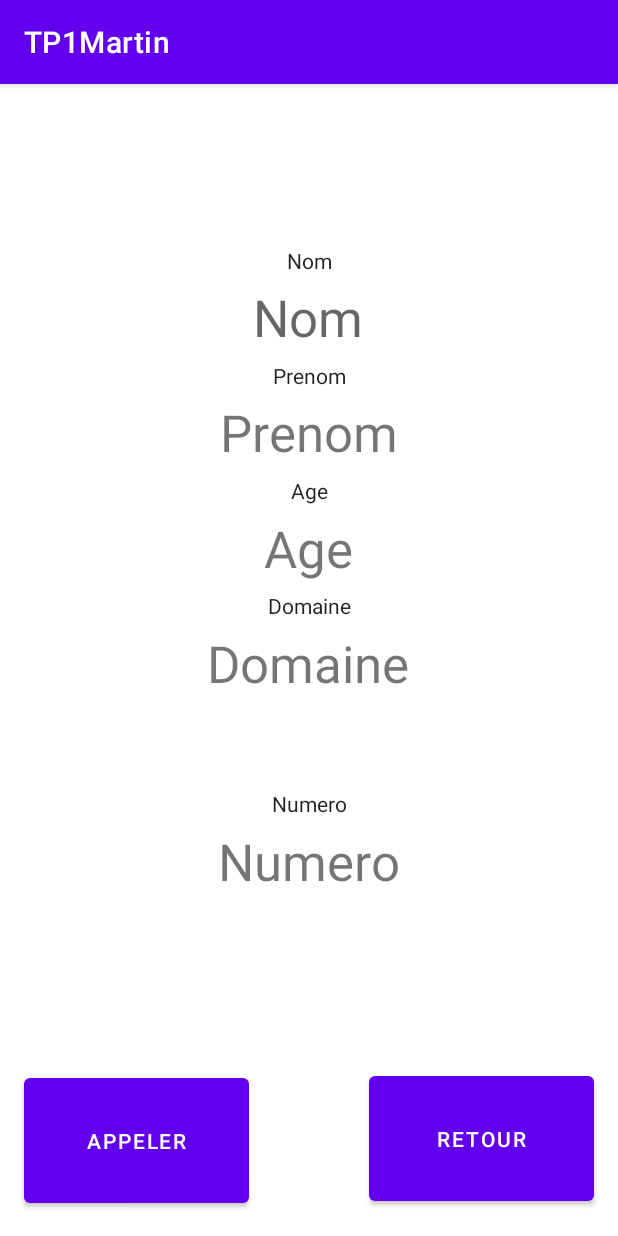
After one commit to MartinSanchezIut/Master1-GL-S2, an Android app: the ContactSheetActivity screen opened directly, with no data from a screen before it, on a phone screen of 412 x 824 dp. The commit adds this screen. Run offline under Robolectric (Android 15) with nearby library versions, the phone set to English and light mode, and no system bars; 5 statements that could not run were skipped.

Commit message:
Fin app call

```diff
--- /dev/null
+++ b/HAI811-DevMobile/TP1/app/src/main/java/fr/sanchez/devMobile/tp1/ContactSheetActivity.java
@@ -0,0 +1,59 @@
+package fr.sanchez.devMobile.tp1;
+
+import androidx.appcompat.app.AppCompatActivity;
+
+import android.content.Intent;
+import android.os.Bundle;
+import android.view.View;
+import android.widget.Button;
+import android.widget.EditText;
+import android.widget.TextView;
+
+public class ContactSheetActivity extends AppCompatActivity {
+
+    TextView nom, prenom, age, domaine, num;
+
+    @Override
+    protected void onCreate(Bundle savedInstanceState) {
+        super.onCreate(savedInstanceState);
+        setContentView(R.layout.activity_contact_sheet);
+
+        nom = (TextView) this.findViewById(R.id.nomLabel);
+        prenom = (TextView) this.findViewById(R.id.prenomLabel);
+        age = (TextView) this.findViewById(R.id.ageLabel);
+        num = (TextView) this.findViewById(R.id.numLabel);
+        domaine = (TextView) this.findViewById(R.id.domaineLabel);
+
+
+        Intent intent = getIntent();
+
+        Bundle extras = intent.getExtras();
+        System.out.println();
+        nom.setText(extras.getString("nom"));
+        prenom.setText(extras.getString("prenom"));
+        age.setText(extras.getString("age"));
+        num.setText(extras.getString("num"));
+        domaine.setText(extras.getString("domaine"));
+
+
+        Button call = (Button) this.findViewById(R.id.appeler) ;
+        Button retour = (Button) this.findViewById(R.id.retour) ;
+
+        call.setOnClickListener(new View.OnClickListener() {
+            @Override
+            public void onClick(View view) {
+                Intent intent = new Intent(ContactSheetActivity.this, CallMeActivity.class);
+                intent.putExtra("number", num.getText().toString()) ;
+                ContactSheetActivity.this.startActivity(intent);
+            }
+        });
+
+        retour.setOnClickListener(new View.OnClickListener() {
+            @Override
+            public void onClick(View view) {
+                Intent intent = new Intent(ContactSheetActivity.this, MainActivity.class);
+                ContactSheetActivity.this.startActivity(intent);
+            }
+        });
+    }
+}
--- /dev/null
+++ b/HAI811-DevMobile/TP1/app/src/main/res/layout/activity_contact_sheet.xml
@@ -0,0 +1,173 @@
+<?xml version="1.0" encoding="utf-8"?>
+<androidx.constraintlayout.widget.ConstraintLayout xmlns:android="http://schemas.android.com/apk/res/android"
+    xmlns:app="http://schemas.android.com/apk/res-auto"
+    xmlns:tools="http://schemas.android.com/tools"
+    android:layout_width="match_parent"
+    android:layout_height="match_parent"
+    tools:context=".ContactSheetActivity">
+
+    <TextView
+        android:id="@+id/nomLabel"
+        android:layout_width="250dp"
+        android:layout_height="50dp"
+        android:text="@string/nom"
+        android:textAlignment="center"
+        android:textAppearance="@style/TextAppearance.AppCompat.Display1"
+        android:textSize="34sp"
+        app:layout_constraintBottom_toBottomOf="parent"
+        app:layout_constraintEnd_toEndOf="parent"
+        app:layout_constraintHorizontal_bias="0.496"
+        app:layout_constraintStart_toStartOf="parent"
+        app:layout_constraintTop_toTopOf="parent"
+        app:layout_constraintVertical_bias="0.185" />
+
+    <TextView
+        android:id="@+id/nomLabel4"
+        android:layout_width="241dp"
+        android:layout_height="23dp"
+        android:text="@string/nom"
+        android:textAlignment="center"
+        android:textAppearance="@style/TextAppearance.AppCompat.Body1"
+        android:textSize="14sp"
+        app:layout_constraintBottom_toBottomOf="parent"
+        app:layout_constraintEnd_toEndOf="parent"
+        app:layout_constraintStart_toStartOf="parent"
+        app:layout_constraintTop_toTopOf="parent"
+        app:layout_constraintVertical_bias="0.145" />
+
+    <TextView
+        android:id="@+id/nomLabel5"
+        android:layout_width="241dp"
+        android:layout_height="23dp"
+        android:text="@string/prenom"
+        android:textAlignment="center"
+        android:textAppearance="@style/TextAppearance.AppCompat.Body1"
+        android:textSize="14sp"
+        app:layout_constraintBottom_toBottomOf="parent"
+        app:layout_constraintEnd_toEndOf="parent"
+        app:layout_constraintStart_toStartOf="parent"
+        app:layout_constraintTop_toTopOf="parent"
+        app:layout_constraintVertical_bias="0.248" />
+
+    <TextView
+        android:id="@+id/nomLabel6"
+        android:layout_width="241dp"
+        android:layout_height="23dp"
+        android:text="@string/age"
+        android:textAlignment="center"
+        android:textAppearance="@style/TextAppearance.AppCompat.Body1"
+        android:textSize="14sp"
+        app:layout_constraintBottom_toBottomOf="parent"
+        app:layout_constraintEnd_toEndOf="parent"
+        app:layout_constraintStart_toStartOf="parent"
+        app:layout_constraintTop_toTopOf="parent"
+        app:layout_constraintVertical_bias="0.351" />
+
+    <TextView
+        android:id="@+id/nomLabel7"
+        android:layout_width="241dp"
+        android:layout_height="23dp"
+        android:text="@string/domaine"
+        android:textAlignment="center"
+        android:textAppearance="@style/TextAppearance.AppCompat.Body1"
+        android:textSize="14sp"
+        app:layout_constraintBottom_toBottomOf="parent"
+        app:layout_constraintEnd_toEndOf="parent"
+        app:layout_constraintStart_toStartOf="parent"
+        app:layout_constraintTop_toTopOf="parent"
+        app:layout_constraintVertical_bias="0.454" />
+
+    <TextView
+        android:id="@+id/nomLabel8"
+        android:layout_width="241dp"
+        android:layout_height="23dp"
+        android:text="@string/num"
+        android:textAlignment="center"
+        android:textAppearance="@style/TextAppearance.AppCompat.Body1"
+        android:textSize="14sp"
+        app:layout_constraintBottom_toBottomOf="parent"
+        app:layout_constraintEnd_toEndOf="parent"
+        app:layout_constraintStart_toStartOf="parent"
+        app:layout_constraintTop_toTopOf="parent"
+        app:layout_constraintVertical_bias="0.631" />
+
+    <TextView
+        android:id="@+id/ageLabel"
+        android:layout_width="250dp"
+        android:layout_height="50dp"
+        android:text="@string/age"
+        android:textAlignment="center"
+        android:textSize="34sp"
+        app:layout_constraintBottom_toBottomOf="parent"
+        app:layout_constraintEnd_toEndOf="parent"
+        app:layout_constraintHorizontal_bias="0.496"
+        app:layout_constraintStart_toStartOf="parent"
+        app:layout_constraintTop_toTopOf="parent"
+        app:layout_constraintVertical_bias="0.399" />
+
+    <TextView
+        android:id="@+id/domaineLabel"
+        android:layout_width="250dp"
+        android:layout_height="50dp"
+        android:text="@string/domaine"
+        android:textAlignment="center"
+        android:textSize="34sp"
+        app:layout_constraintBottom_toBottomOf="parent"
+        app:layout_constraintEnd_toEndOf="parent"
+        app:layout_constraintHorizontal_bias="0.496"
+        app:layout_constraintStart_toStartOf="parent"
+        app:layout_constraintTop_toTopOf="parent"
+        app:layout_constraintVertical_bias="0.506" />
+
+    <TextView
+        android:id="@+id/numLabel"
+        android:layout_width="400dp"
+        android:layout_height="50dp"
+        android:text="@string/num"
+        android:textAlignment="center"
+        android:textSize="34sp"
+        app:layout_constraintBottom_toBottomOf="parent"
+        app:layout_constraintEnd_toEndOf="parent"
+        app:layout_constraintHorizontal_bias="0.454"
+        app:layout_constraintStart_toStartOf="parent"
+        app:layout_constraintTop_toTopOf="parent"
+        app:layout_constraintVertical_bias="0.69" />
+
+    <TextView
+        android:id="@+id/prenomLabel"
+        android:layout_width="250dp"
+        android:layout_height="50dp"
+        android:text="@string/prenom"
+        android:textAlignment="center"
+        android:textSize="34sp"
+        app:layout_constraintBottom_toBottomOf="parent"
+        app:layout_constraintEnd_toEndOf="parent"
+        app:layout_constraintHorizontal_bias="0.496"
+        app:layout_constraintStart_toStartOf="parent"
+        app:layout_constraintTop_toTopOf="parent"
+        app:layout_constraintVertical_bias="0.292" />
+
+    <Button
+        android:id="@+id/appeler"
+        android:layout_width="150dp"
+        android:layout_height="95dp"
+        android:text="@string/call"
+        app:layout_constraintBottom_toBottomOf="parent"
+        app:layout_constraintEnd_toEndOf="parent"
+        app:layout_constraintHorizontal_bias="0.061"
+        app:layout_constraintStart_toStartOf="parent"
+        app:layout_constraintTop_toTopOf="parent"
+        app:layout_constraintVertical_bias="0.976" />
+
+    <Button
+        android:id="@+id/retour"
+        android:layout_width="150dp"
+        android:layout_height="95dp"
+        android:text="@string/retour"
+        app:layout_constraintBottom_toBottomOf="parent"
+        app:layout_constraintEnd_toEndOf="parent"
+        app:layout_constraintHorizontal_bias="0.938"
+        app:layout_constraintStart_toStartOf="parent"
+        app:layout_constraintTop_toTopOf="parent"
+        app:layout_constraintVertical_bias="0.974" />
+</androidx.constraintlayout.widget.ConstraintLayout>
--- a/HAI811-DevMobile/TP1/app/src/main/res/values/strings.xml
+++ b/HAI811-DevMobile/TP1/app/src/main/res/values/strings.xml
@@ -1,5 +1,5 @@
 <resources>
-    <string name="app_name">TP1</string>
+    <string name="app_name">TP1Martin</string>
     <string name="nom">Nom</string>
     <string name="prenom">Prenom</string>
     <string name="age">Age</string>
@@ -9,4 +9,6 @@
     <string name="alertDialog">Vous validez ces informations ?</string>
     <string name="oui">Oui</string>
     <string name="non">Non</string>
+    <string name="retour">Retour</string>
+    <string name="call">Appeler</string>
 </resources>
```
Also changed, not shown: HAI811-DevMobile/TP1/app/src/main/AndroidManifest.xml (+6 -1 lines), HAI811-DevMobile/TP1/app/src/main/java/fr/sanchez/devMobile/tp1/CallMeActivity.java (added, +38 -0 lines), HAI811-DevMobile/TP1/app/src/main/java/fr/sanchez/devMobile/tp1/MainActivity.java (+24 -6 lines), HAI811-DevMobile/TP1/app/src/main/res/layout/activity_call_me.xml (added, +48 -0 lines), 1 other file.
